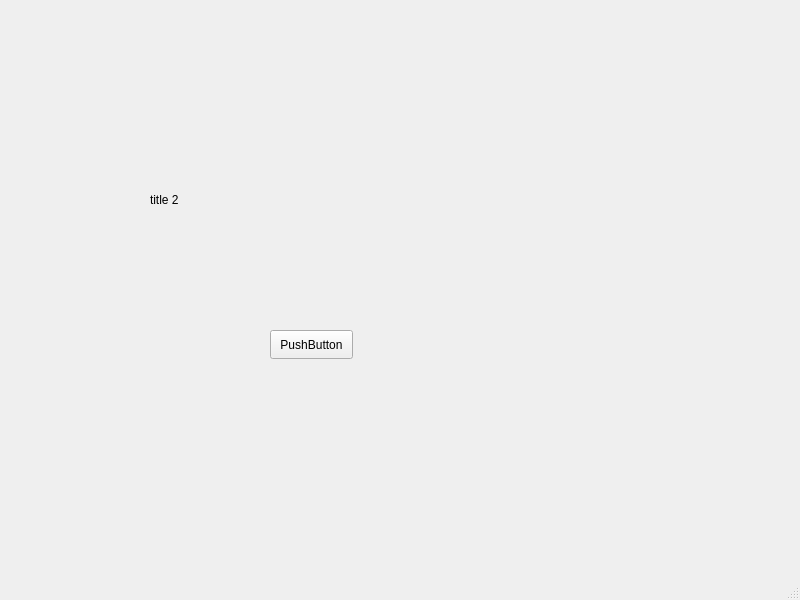
Timur1414/dz-sem2, file secondwindow.ui: the form before one commit.
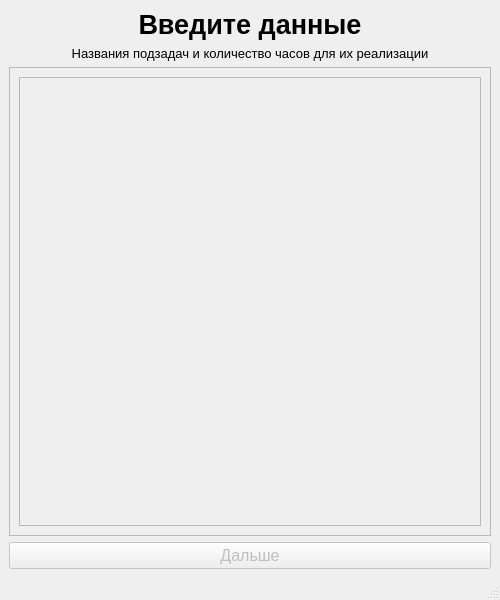
The form after the commit.

Patch:
```diff
--- a/secondwindow.ui
+++ b/secondwindow.ui
@@ -6,7 +6,7 @@
    <rect>
     <x>0</x>
     <y>0</y>
-    <width>800</width>
+    <width>500</width>
     <height>600</height>
    </rect>
   </property>
@@ -14,32 +14,95 @@
    <string>MainWindow</string>
   </property>
   <widget class="QWidget" name="centralwidget">
-   <widget class="QLabel" name="label">
-    <property name="geometry">
-     <rect>
-      <x>150</x>
-      <y>190</y>
-      <width>63</width>
-      <height>20</height>
-     </rect>
-    </property>
-    <property name="text">
-     <string>title 2</string>
-    </property>
-   </widget>
-   <widget class="QPushButton" name="pushButtonNext">
-    <property name="geometry">
-     <rect>
-      <x>270</x>
-      <y>330</y>
-      <width>83</width>
-      <height>29</height>
-     </rect>
-    </property>
-    <property name="text">
-     <string>PushButton</string>
-    </property>
-   </widget>
+   <layout class="QVBoxLayout" name="verticalLayout">
+    <item>
+     <widget class="QLabel" name="label">
+      <property name="font">
+       <font>
+        <pointsize>20</pointsize>
+        <bold>true</bold>
+       </font>
+      </property>
+      <property name="text">
+       <string>Введите данные</string>
+      </property>
+      <property name="alignment">
+       <set>Qt::AlignCenter</set>
+      </property>
+     </widget>
+    </item>
+    <item>
+     <widget class="QLabel" name="label_2">
+      <property name="font">
+       <font>
+        <pointsize>10</pointsize>
+       </font>
+      </property>
+      <property name="text">
+       <string>Названия подзадач и количество часов для их реализации</string>
+      </property>
+      <property name="alignment">
+       <set>Qt::AlignCenter</set>
+      </property>
+     </widget>
+    </item>
+    <item>
+     <widget class="QScrollArea" name="scrollArea">
+      <property name="widgetResizable">
+       <bool>true</bool>
+      </property>
+      <widget class="QWidget" name="scrollAreaWidgetContents">
+       <property name="geometry">
+        <rect>
+         <x>0</x>
+         <y>0</y>
+         <width>476</width>
+         <height>403</height>
+        </rect>
+       </property>
+       <layout class="QVBoxLayout" name="verticalLayout_2">
+        <item>
+         <widget class="QFrame" name="frame">
+          <property name="minimumSize">
+           <size>
+            <width>0</width>
+            <height>0</height>
+           </size>
+          </property>
+          <property name="frameShape">
+           <enum>QFrame::StyledPanel</enum>
+          </property>
+          <property name="frameShadow">
+           <enum>QFrame::Raised</enum>
+          </property>
+         </widget>
+        </item>
+       </layout>
+      </widget>
+     </widget>
+    </item>
+    <item>
+     <widget class="QPushButton" name="pushButton">
+      <property name="enabled">
+       <bool>false</bool>
+      </property>
+      <property name="font">
+       <font>
+        <pointsize>12</pointsize>
+       </font>
+      </property>
+      <property name="text">
+       <string>Дальше</string>
+      </property>
+      <property name="checkable">
+       <bool>false</bool>
+      </property>
+      <property name="autoRepeat">
+       <bool>false</bool>
+      </property>
+     </widget>
+    </item>
+   </layout>
   </widget>
   <widget class="QMenuBar" name="menubar">
    <property name="geometry">
```
Left out of the diff: 4 changed lines with no effect on the pictures.
